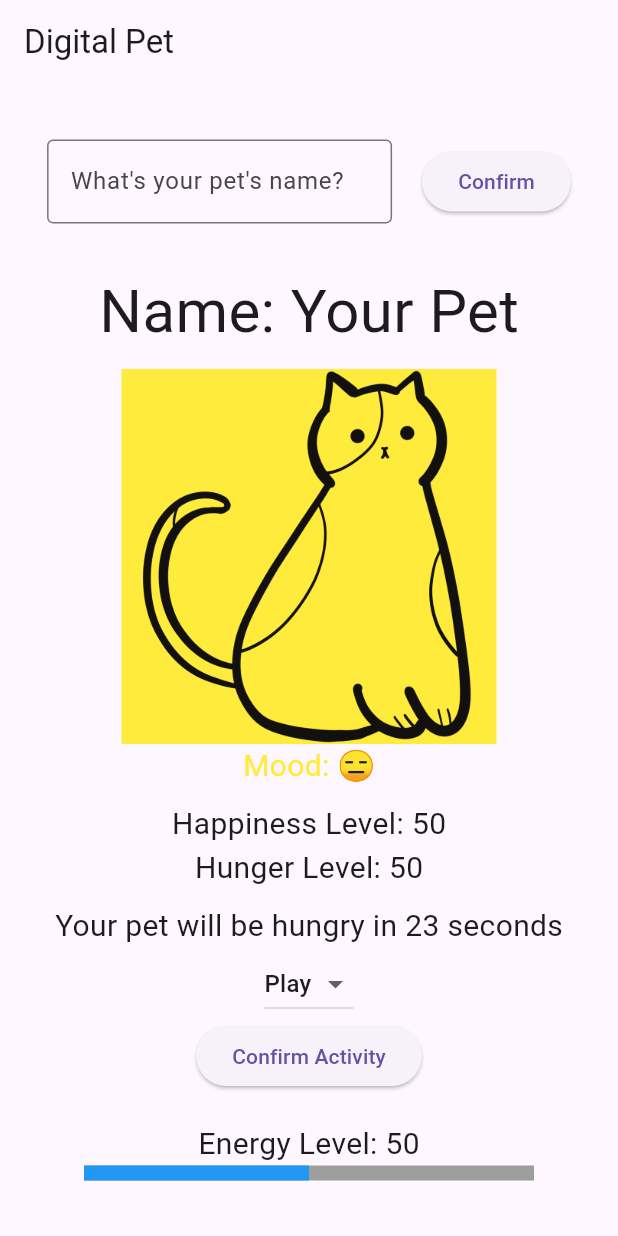
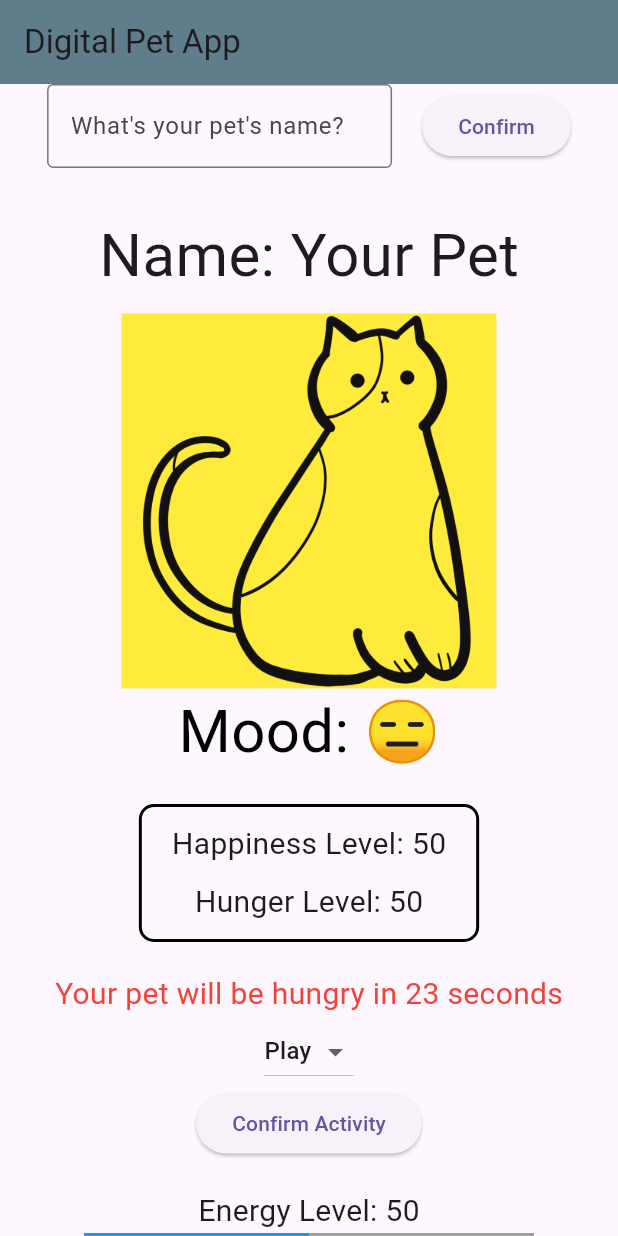
Before and after one commit to Ruhisawant/Digital_Pet_App, a Flutter app: the screen it shows after launch, on a phone screen of 412 x 824 dp. Run offline on Flutter 3.47's test engine with Material 3 defaults, Android fonts, the phone set to English and light mode, and no system bars.

Commit message:
UI fixes

```diff
--- a/lib/main.dart
+++ b/lib/main.dart
@@ -56,6 +56,7 @@ class _DigitalPetAppState extends State<DigitalPetApp> {
       _updateHappiness();
       _energyLevel = (_energyLevel + 10).clamp(0, 100);
     });
+    _countdown();
   }
 
   void _updateHappiness() {
@@ -115,7 +116,8 @@ class _DigitalPetAppState extends State<DigitalPetApp> {
   Widget build(BuildContext context) {
     return Scaffold(
       appBar: AppBar(
-        title: const Text('Digital Pet'),
+        title: const Text('Digital Pet App'),
+        backgroundColor: Colors.blueGrey,
       ),
       body: Center(
         child: Column(
@@ -159,14 +161,26 @@ class _DigitalPetAppState extends State<DigitalPetApp> {
               child: Image.asset('assets/images/cat.png', fit: BoxFit.cover),
             ),
 
-            Text('Mood: ${petMood()}', style: TextStyle(fontSize: 20.0, color: petColor())),
+            Text('Mood: ${petMood()}', style: const TextStyle(fontSize: 40.0, color: Colors.black)),
 
-            const SizedBox(height: 10),
-            Text('Happiness Level: $happinessLevel', style: const TextStyle(fontSize: 20.0)),
-            Text('Hunger Level: $hungerLevel', style: const TextStyle(fontSize: 20.0)),
+            const SizedBox(height: 20),
+            Container(
+              padding: const EdgeInsets.symmetric(vertical: 10, horizontal: 20),
+              decoration: BoxDecoration(
+                border: Border.all(color: Colors.black, width: 2),
+                borderRadius: BorderRadius.circular(10),
+              ),
+              child: Column(
+                children: [
+                  Text('Happiness Level: $happinessLevel', style: const TextStyle(fontSize: 20.0)),
+                  const SizedBox(height: 10),
+                  Text('Hunger Level: $hungerLevel', style: const TextStyle(fontSize: 20.0)),
+                ],
+              ),
+            ),
 
-            const SizedBox(height: 10),
-            Text('Your pet will be hungry in $_seconds seconds', style: const TextStyle(fontSize: 20.0)),
+            const SizedBox(height: 20),
+            Text('Your pet will be hungry in $_seconds seconds', style: const TextStyle(fontSize: 20.0, color: Colors.red)),
 
             DropdownButton<String>(
               value: _selectedActivity,
```
